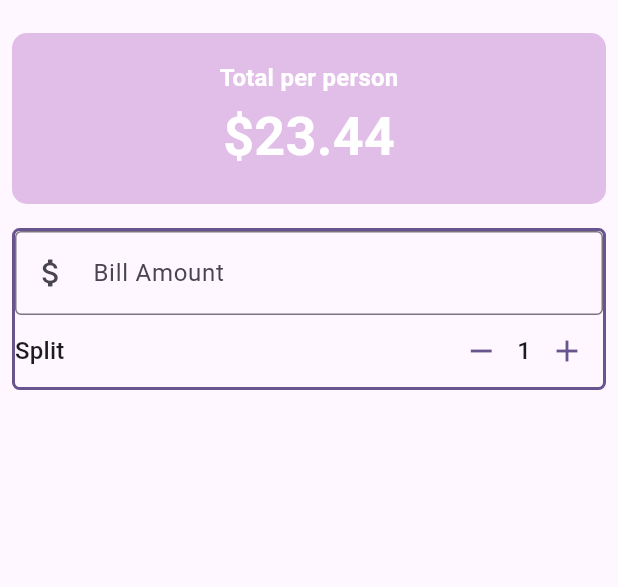
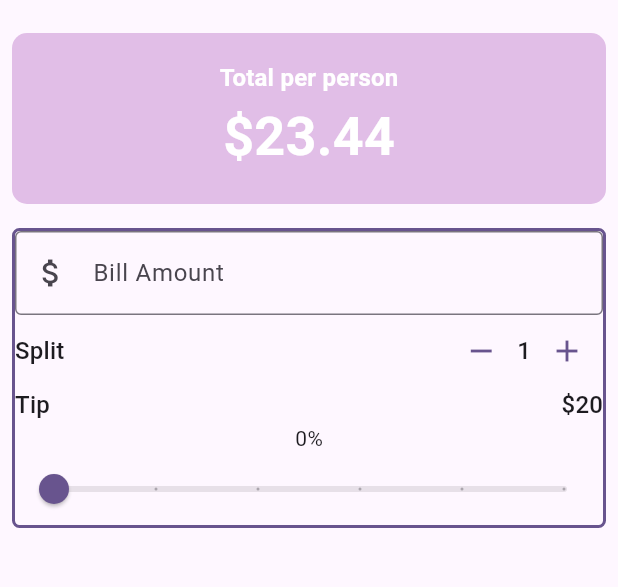
Before and after one commit to NOORSALMAN25/utip, a Flutter app: the screen it shows after launch, on a phone screen of 412 x 824 dp, the part 63-650 px from its top. Run offline on Flutter 3.47's test engine with Material 3 defaults, Android fonts, the phone set to English and light mode, and no system bars.

Commit message:
Refactor tip slider

```diff
--- a/lib/main.dart
+++ b/lib/main.dart
@@ -1,5 +1,6 @@
 import 'package:flutter/material.dart';
 import 'package:utip/widgets/person_counter.dart';
+import 'package:utip/widgets/tip_slider.dart';
 
 void main() {
   runApp(const MyApp());
@@ -31,6 +32,8 @@ class UTip extends StatefulWidget {
 
 class _UTipState extends State<UTip> {
   int _personCounter = 1;
+
+  double _tipPercentage = 0.0;
   //methods
   void increment(){
     setState(() {
@@ -112,7 +115,28 @@ class _UTipState extends State<UTip> {
                       ),
                     ),
                     //split bill area
-                    PersonCounter(theme: theme, personCounter: _personCounter, onDecrement: decrement, onIncrement:increment,)
+                    PersonCounter(theme: theme, personCounter: _personCounter, onDecrement: decrement, onIncrement:increment,),
+
+                    //tip section
+                    Row(
+                      mainAxisAlignment: MainAxisAlignment.spaceBetween,
+                      children: [
+                        Text('Tip' , style: theme.textTheme.titleMedium,),
+                        Text('\$20' , style: theme.textTheme.titleMedium,),
+                      ],
+                    ),
+                    // slider text
+                    Text('${(_tipPercentage*100).round()}%'),
+
+                    //tip slider
+                    TipSlider(
+                      tipPercentage: _tipPercentage, onChanged: (double value) {
+                      setState(() {
+                        _tipPercentage = value;
+                      });
+                      },)
+
+
                   ],
                 ),
               ),
--- /dev/null
+++ b/lib/widgets/tip_slider.dart
@@ -0,0 +1,23 @@
+import 'package:flutter/material.dart';
+
+class TipSlider extends StatelessWidget {
+  const TipSlider({
+    super.key,
+    required double tipPercentage, required this.onChanged,
+  }) : _tipPercentage = tipPercentage;
+
+  final double _tipPercentage;
+  final ValueChanged<double> onChanged;
+
+  @override
+  Widget build(BuildContext context) {
+    return Slider(
+      value: _tipPercentage,
+      onChanged: onChanged,
+    min:0,
+    max:0.5 ,
+    divisions: 5,
+    label: '${(_tipPercentage*100).round()}%'
+    ,);
+  }
+}
```
